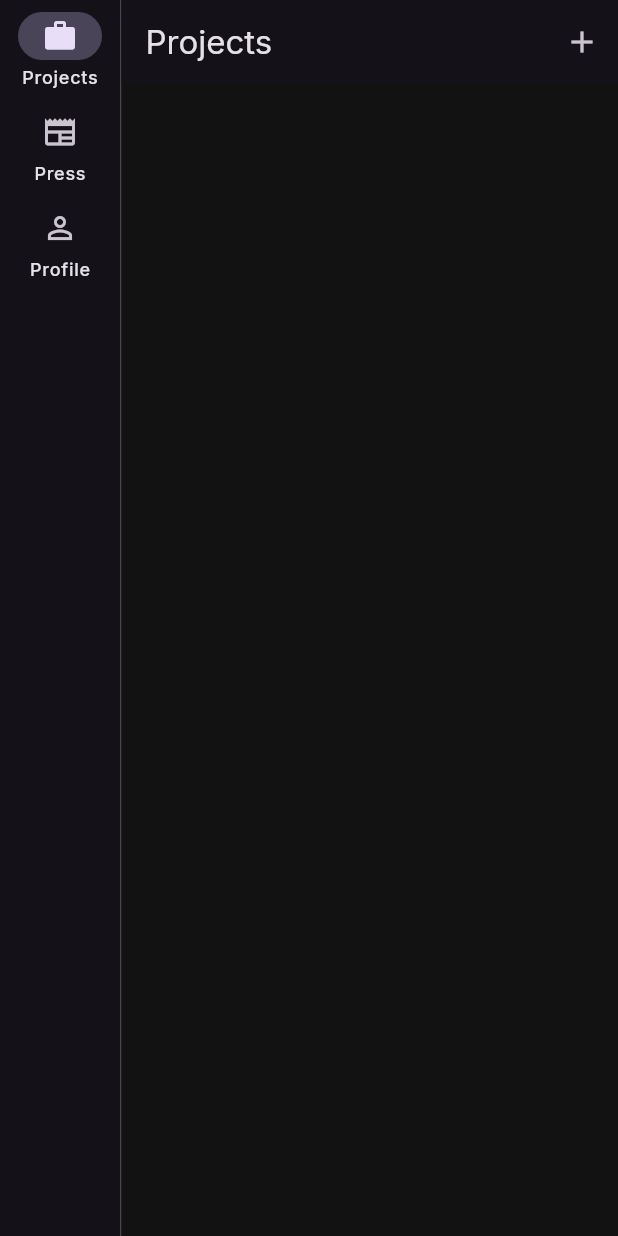
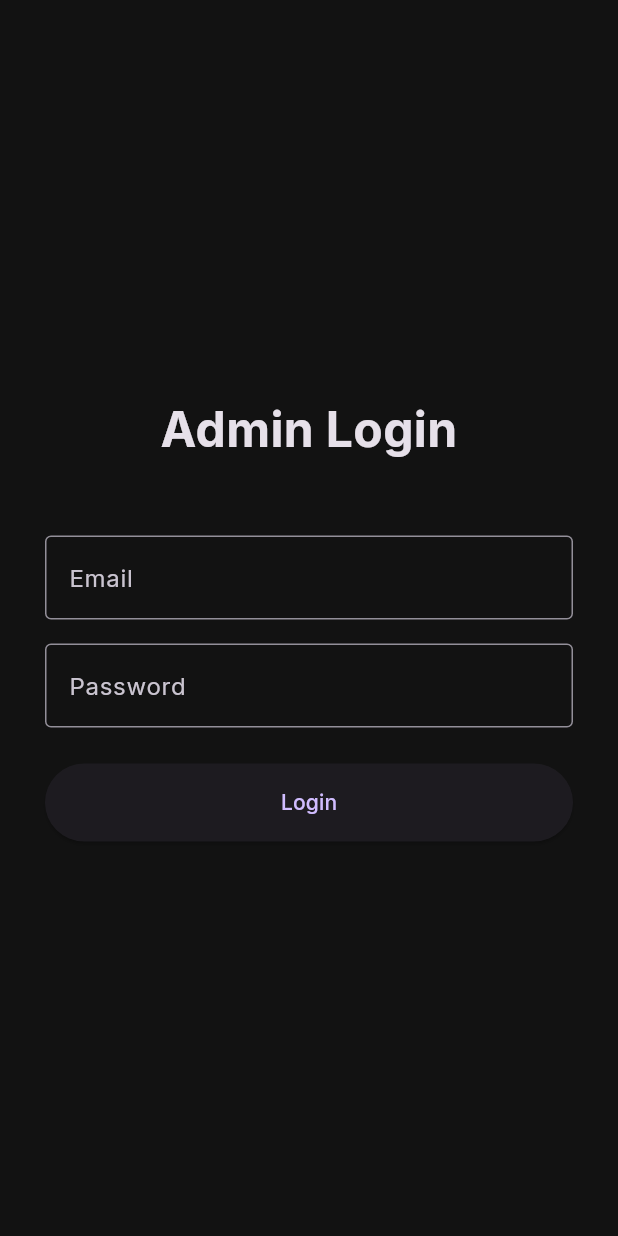
Before and after one commit to akhiljodevelop/S, a Flutter app: the screen it shows after launch, on a phone screen of 412 x 824 dp. Run offline on Flutter 3.47's test engine with Material 3 defaults, Android fonts, the phone set to English and light mode, and no system bars; our stand-ins replace file_picker, google_fonts, supabase_flutter; accounts and stored records are empty.

Commit message:
Implement authentication in admin app using Supabase Auth
- Created LoginScreen with email/password authentication.
- Restricted access to specific user ID 'b8b9a181-4e37-4c32-a1fd-170466a9905c'.
- Updated main.dart with AuthWrapper for reactive auth state handling.
- Added Logout functionality to MainScreen.
- Secured database tables (projects, press_items, profile) with RLS policies allowing public read but restricting write access to the authorized user.

Co-authored-by: akhiljodevelop <274431657+akhiljodevelop@users.noreply.github.com>

```diff
--- a/admin_dashboard/lib/main.dart
+++ b/admin_dashboard/lib/main.dart
@@ -2,6 +2,7 @@ import 'package:flutter/material.dart';
 import 'package:supabase_flutter/supabase_flutter.dart';
 import 'package:google_fonts/google_fonts.dart';
 import 'screens/main_screen.dart';
+import 'screens/login_screen.dart';
 
 void main() async {
   WidgetsFlutterBinding.ensureInitialized();
@@ -28,7 +29,34 @@ class MyApp extends StatelessWidget {
         textTheme: GoogleFonts.interTextTheme(ThemeData.dark().textTheme),
         useMaterial3: true,
       ),
-      home: const MainScreen(),
+      home: const AuthWrapper(),
     );
   }
 }
+
+class AuthWrapper extends StatelessWidget {
+  const AuthWrapper({super.key});
+
+  @override
+  Widget build(BuildContext context) {
+    return StreamBuilder<AuthState>(
+      stream: Supabase.instance.client.auth.onAuthStateChange,
+      builder: (context, snapshot) {
+        if (snapshot.connectionState == ConnectionState.waiting) {
+          return const Scaffold(
+            body: Center(child: CircularProgressIndicator()),
+          );
+        }
+
+        final session = snapshot.data?.session;
+        final user = snapshot.data?.session?.user;
+
+        if (session != null && user != null && user.id == 'b8b9a181-4e37-4c32-a1fd-170466a9905c') {
+          return const MainScreen();
+        }
+
+        return const LoginScreen();
+      },
+    );
+  }
+}
--- /dev/null
+++ b/admin_dashboard/lib/screens/login_screen.dart
@@ -0,0 +1,115 @@
+import 'package:flutter/material.dart';
+import 'package:supabase_flutter/supabase_flutter.dart';
+
+class LoginScreen extends StatefulWidget {
+  const LoginScreen({super.key});
+
+  @override
+  State<LoginScreen> createState() => _LoginScreenState();
+}
+
+class _LoginScreenState extends State<LoginScreen> {
+  final _emailController = TextEditingController();
+  final _passwordController = TextEditingController();
+  bool _isLoading = false;
+
+  Future<void> _signIn() async {
+    setState(() {
+      _isLoading = true;
+    });
+
+    try {
+      final response = await Supabase.instance.client.auth.signInWithPassword(
+        email: _emailController.text.trim(),
+        password: _passwordController.text.trim(),
+      );
+
+      if (response.user != null) {
+        if (response.user!.id != 'b8b9a181-4e37-4c32-a1fd-170466a9905c') {
+          await Supabase.instance.client.auth.signOut();
+          if (mounted) {
+            ScaffoldMessenger.of(context).showSnackBar(
+              const SnackBar(content: Text('Unauthorized access.')),
+            );
+          }
+        }
+      }
+    } on AuthException catch (error) {
+      if (mounted) {
+        ScaffoldMessenger.of(context).showSnackBar(
+          SnackBar(content: Text(error.message), backgroundColor: Colors.red),
+        );
+      }
+    } catch (error) {
+      if (mounted) {
+        ScaffoldMessenger.of(context).showSnackBar(
+          const SnackBar(content: Text('Unexpected error occurred'), backgroundColor: Colors.red),
+        );
+      }
+    } finally {
+      if (mounted) {
+        setState(() {
+          _isLoading = false;
+        });
+      }
+    }
+  }
+
+  @override
+  void dispose() {
+    _emailController.dispose();
+    _passwordController.dispose();
+    super.dispose();
+  }
+
+  @override
+  Widget build(BuildContext context) {
+    return Scaffold(
+      body: Center(
+        child: Container(
+          constraints: const BoxConstraints(maxWidth: 400),
+          padding: const EdgeInsets.all(24),
+          child: Column(
+            mainAxisAlignment: MainAxisAlignment.center,
+            crossAxisAlignment: CrossAxisAlignment.stretch,
+            children: [
+              const Text(
+                'Admin Login',
+                style: TextStyle(fontSize: 32, fontWeight: FontWeight.bold),
+                textAlign: TextAlign.center,
+              ),
+              const SizedBox(height: 48),
+              TextField(
+                controller: _emailController,
+                decoration: const InputDecoration(
+                  labelText: 'Email',
+                  border: OutlineInputBorder(),
+                ),
+                keyboardType: TextInputType.emailAddress,
+              ),
+              const SizedBox(height: 16),
+              TextField(
+                controller: _passwordController,
+                decoration: const InputDecoration(
+                  labelText: 'Password',
+                  border: OutlineInputBorder(),
+                ),
+                obscureText: true,
+              ),
+              const SizedBox(height: 24),
+              ElevatedButton(
+                onPressed: _isLoading ? null : _signIn,
+                style: ElevatedButton.styleFrom(
+                  padding: const EdgeInsets.symmetric(vertical: 16),
+                ),
+                child: _isLoading
+                    ? const CircularProgressIndicator()
+                    : const Text('Login'),
+              ),
+            ],
+          ),
+        ),
+      ),
+    );
+  }
+}
```
Also changed, not shown: admin_dashboard/lib/screens/main_screen.dart (+16 -0 lines).
